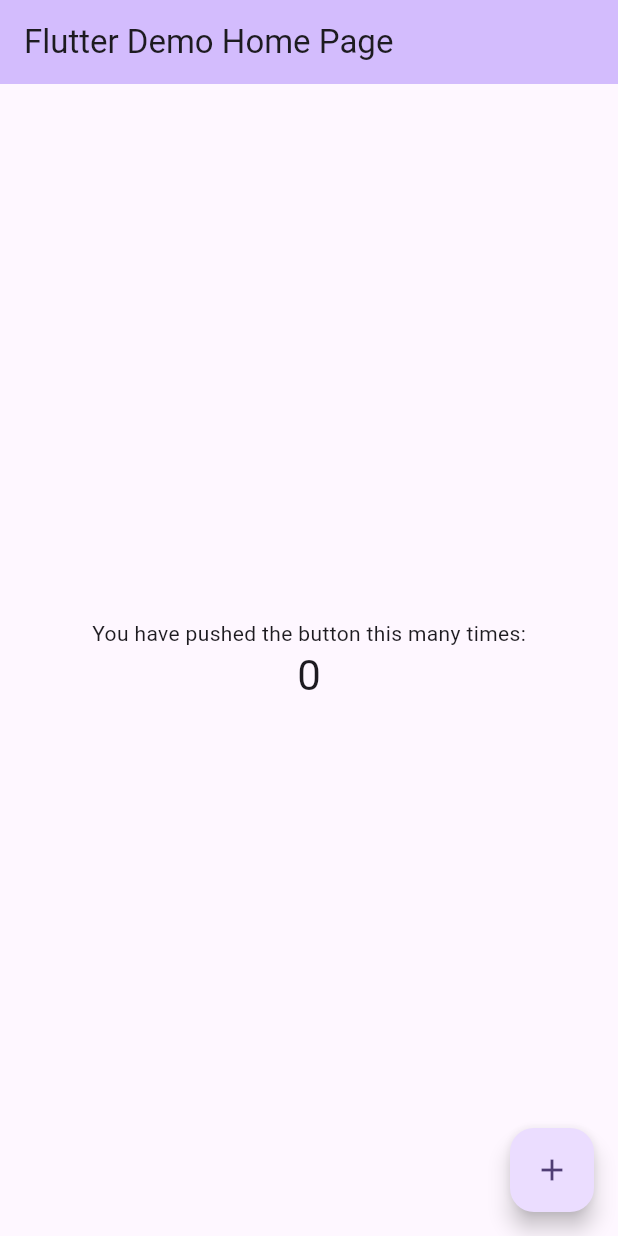
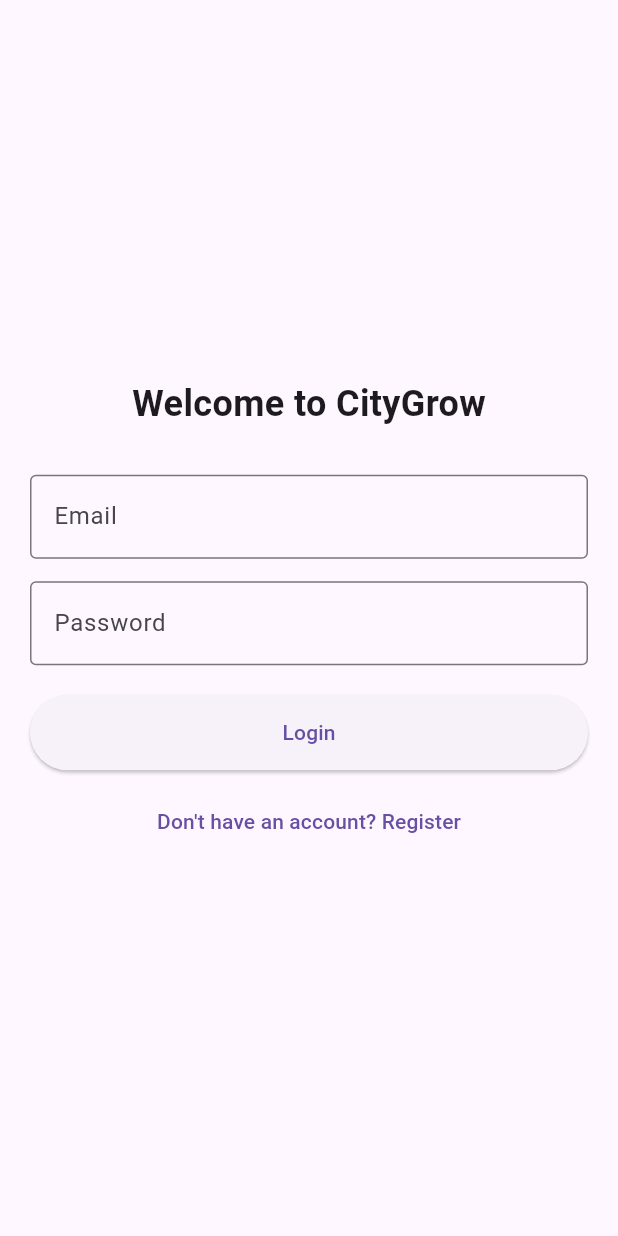
Before and after one commit to fizakhan90/CityGrow, a Flutter app: the screen it shows after launch, on a phone screen of 412 x 824 dp. Run offline on Flutter 3.47's test engine with Material 3 defaults, Android fonts, the phone set to English and light mode, and no system bars; our stand-ins replace firebase_auth, firebase_core; accounts and stored records are empty; generated files the repository leaves out were written again.

Commit message:
app setup, firebase integration and auth setup

```diff
--- /dev/null
+++ b/lib/app/screens/auth/login_screen.dart
@@ -0,0 +1,99 @@
+import 'package:flutter/material.dart';
+import 'package:citygrow/app/services/auth_service.dart';
+
+class LoginScreen extends StatefulWidget {
+  const LoginScreen({super.key});
+
+  @override
+  _LoginScreenState createState() => _LoginScreenState();
+}
+
+class _LoginScreenState extends State<LoginScreen> {
+  final TextEditingController emailController = TextEditingController();
+  final TextEditingController passwordController = TextEditingController();
+
+  final AuthService authService = AuthService();
+
+  void login() async {
+    if (emailController.text.isEmpty || passwordController.text.isEmpty) {
+      showDialog(
+        context: context,
+        builder: (_) => AlertDialog(content: Text("Please fill all fields.")),
+      );
+      return;
+    }
+    try {
+      await authService.signIn(
+        emailController.text.trim(),
+        passwordController.text.trim(),
+      );
+
+      Navigator.pushReplacementNamed(context, '/home');
+    } catch (e) {
+      showDialog(
+        context: context,
+        builder: (_) => AlertDialog(content: Text(e.toString())),
+      );
+    }
+  }
+
+  @override
+  void dispose() {
+    emailController.dispose();
+    passwordController.dispose();
+    super.dispose();
+  }
+
+  @override
+  Widget build(BuildContext context) {
+    return Scaffold(
+      body: Center(
+        child: SingleChildScrollView(
+          padding: const EdgeInsets.all(20.0),
+          child: Column(
+            mainAxisAlignment: MainAxisAlignment.center,
+            children: [
+              Text(
+                "Welcome to CityGrow",
+                style: TextStyle(fontSize: 24, fontWeight: FontWeight.bold),
+              ),
+              SizedBox(height: 30),
+              TextField(
+                controller: emailController,
+                decoration: InputDecoration(
+                  labelText: 'Email',
+                  border: OutlineInputBorder(),
+                ),
+                keyboardType: TextInputType.emailAddress,
+              ),
+              SizedBox(height: 15),
+              TextField(
+                controller: passwordController,
+                decoration: InputDecoration(
+                  labelText: 'Password',
+                  border: OutlineInputBorder(),
+                ),
+                obscureText: true,
+              ),
+              SizedBox(height: 20),
+              ElevatedButton(
+                onPressed: login,
+                child: Text("Login"),
+                style: ElevatedButton.styleFrom(
+                  minimumSize: Size(double.infinity, 50),
+                ),
+              ),
+              SizedBox(height: 10),
+              TextButton(
+                onPressed: () {
+                  Navigator.pushNamed(context, '/register');
+                },
+                child: Text("Don't have an account? Register"),
+              ),
+            ],
+          ),
+        ),
+      ),
+    );
+  }
+}
--- /dev/null
+++ b/lib/app/services/auth_service.dart
@@ -0,0 +1,32 @@
+import 'package:firebase_auth/firebase_auth.dart';
+
+class AuthService {
+  final FirebaseAuth _auth = FirebaseAuth.instance;
+
+
+  Future<User?> signIn(String email, String password) async {
+    try {
+      UserCredential result =
+          await _auth.signInWithEmailAndPassword(email: email, password: password);
+      return result.user;
+    } catch (e) {
+      throw e.toString();
+    }
+  }
+
+
+  Future<User?> register(String email, String password) async {
+    try {
+      UserCredential result =
+          await _auth.createUserWithEmailAndPassword(email: email, password: password);
+      return result.user;
+    } catch (e) {
+      throw e.toString();
+    }
+  }
+
+
+  Future<void> signOut() async {
+    await _auth.signOut();
+  }
+}
--- a/lib/main.dart
+++ b/lib/main.dart
@@ -1,125 +1,25 @@
 import 'package:flutter/material.dart';
+import 'package:firebase_core/firebase_core.dart';
+import 'firebase_options.dart';
+import 'routes.dart';
+import 'theme.dart';
 
-void main() {
-  runApp(const MyApp());
+void main() async {
+  WidgetsFlutterBinding.ensureInitialized();
+  await Firebase.initializeApp(options: DefaultFirebaseOptions.currentPlatform);
+  runApp(MyApp());
 }
 
 class MyApp extends StatelessWidget {
   const MyApp({super.key});
 
-  // This widget is the root of your application.
   @override
   Widget build(BuildContext context) {
     return MaterialApp(
-      title: 'Flutter Demo',
-      theme: ThemeData(
-        // This is the theme of your application.
-        //
-        // TRY THIS: Try running your application with "flutter run". You'll see
-        // the application has a purple toolbar. Then, without quitting the app,
-        // try changing the seedColor in the colorScheme below to Colors.green
-        // and then invoke "hot reload" (save your changes or press the "hot
-        // reload" button in a Flutter-supported IDE, or press "r" if you used
-        // the command line to start the app).
-        //
-        // Notice that the counter didn't reset back to zero; the application
-        // state is not lost during the reload. To reset the state, use hot
-        // restart instead.
-        //
-        // This works for code too, not just values: Most code changes can be
-        // tested with just a hot reload.
-        colorScheme: ColorScheme.fromSeed(seedColor: Colors.deepPurple),
-        useMaterial3: true,
-      ),
-      home: const MyHomePage(title: 'Flutter Demo Home Page'),
+      title: 'CityGrow',
+      theme: appTheme,
+      initialRoute: '/login',
+      routes: routes,
     );
   }
 }
-
-class MyHomePage extends StatefulWidget {
-  const MyHomePage({super.key, required this.title});
-
-  // This widget is the home page of your application. It is stateful, meaning
-  // that it has a State object (defined below) that contains fields that affect
-  // how it looks.
-
-  // This class is the configuration for the state. It holds the values (in this
-  // case the title) provided by the parent (in this case the App widget) and
-  // used by the build method of the State. Fields in a Widget subclass are
-  // always marked "final".
-
-  final String title;
-
-  @override
-  State<MyHomePage> createState() => _MyHomePageState();
-}
-
-class _MyHomePageState extends State<MyHomePage> {
-  int _counter = 0;
-
-  void _incrementCounter() {
-    setState(() {
-      // This call to setState tells the Flutter framework that something has
-      // changed in this State, which causes it to rerun the build method below
-      // so that the display can reflect the updated values. If we changed
-      // _counter without calling setState(), then the build method would not be
-      // called again, and so nothing would appear to happen.
-      _counter++;
-    });
-  }
-
-  @override
-  Widget build(BuildContext context) {
-    // This method is rerun every time setState is called, for instance as done
-    // by the _incrementCounter method above.
-    //
-    // The Flutter framework has been optimized to make rerunning build methods
-    // fast, so that you can just rebuild anything that needs updating rather
-    // than having to individually change instances of widgets.
-    return Scaffold(
-      appBar: AppBar(
-        // TRY THIS: Try changing the color here to a specific color (to
-        // Colors.amber, perhaps?) and trigger a hot reload to see the AppBar
-        // change color while the other colors stay the same.
-        backgroundColor: Theme.of(context).colorScheme.inversePrimary,
-        // Here we take the value from the MyHomePage object that was created by
-        // the App.build method, and use it to set our appbar title.
-        title: Text(widget.title),
-      ),
-      body: Center(
-        // Center is a layout widget. It takes a single child and positions it
-        // in the middle of the parent.
-        child: Column(
-          // Column is also a layout widget. It takes a list of children and
-          // arranges them vertically. By default, it sizes itself to fit its
-          // children horizontally, and tries to be as tall as its parent.
-          //
-          // Column has various properties to control how it sizes itself and
-          // how it positions its children. Here we use mainAxisAlignment to
-          // center the children vertically; the main axis here is the vertical
-          // axis because Columns are vertical (the cross axis would be
-          // horizontal).
-          //
-          // TRY THIS: Invoke "debug painting" (choose the "Toggle Debug Paint"
-          // action in the IDE, or press "p" in the console), to see the
-          // wireframe for each widget.
-          mainAxisAlignment: MainAxisAlignment.center,
-          children: <Widget>[
-            const Text(
-              'You have pushed the button this many times:',
-            ),
-            Text(
-              '$_counter',
-              style: Theme.of(context).textTheme.headlineMedium,
-            ),
-          ],
-        ),
-      ),
-      floatingActionButton: FloatingActionButton(
-        onPressed: _incrementCounter,
-        tooltip: 'Increment',
-        child: const Icon(Icons.add),
-      ), // This trailing comma makes auto-formatting nicer for build methods.
-    );
-  }
-}
--- /dev/null
+++ b/lib/routes.dart
@@ -0,0 +1,9 @@
+import 'package:flutter/material.dart';
+import 'package:citygrow/app/screens/auth/login_screen.dart';
+import 'package:citygrow/app/screens/auth/register_screen.dart';
+
+Map<String, WidgetBuilder> routes = {
+  '/login': (context) => LoginScreen(),
+  '/register': (context) => RegisterScreen(),
+  '/home': (context) => Scaffold(body: Center(child: Text('Home Screen'))),
+};
--- /dev/null
+++ b/lib/theme.dart
@@ -0,0 +1,6 @@
+import 'package:flutter/material.dart';
+
+final ThemeData appTheme = ThemeData(
+  primarySwatch: Colors.green,
+  visualDensity: VisualDensity.adaptivePlatformDensity,
+);
--- a/pubspec.yaml
+++ b/pubspec.yaml
@@ -30,6 +30,8 @@
 dependencies:
   flutter:
     sdk: flutter
+  firebase_auth: ^5.0.0
+  firebase_core: ^3.0.0
 
   # The following adds the Cupertino Icons font to your application.
   # Use with the CupertinoIcons class for iOS style icons.
```
Also changed, not shown: lib/app/screens/auth/register_screen.dart (added, +100 -0 lines), pubspec.lock, 7 other files.
